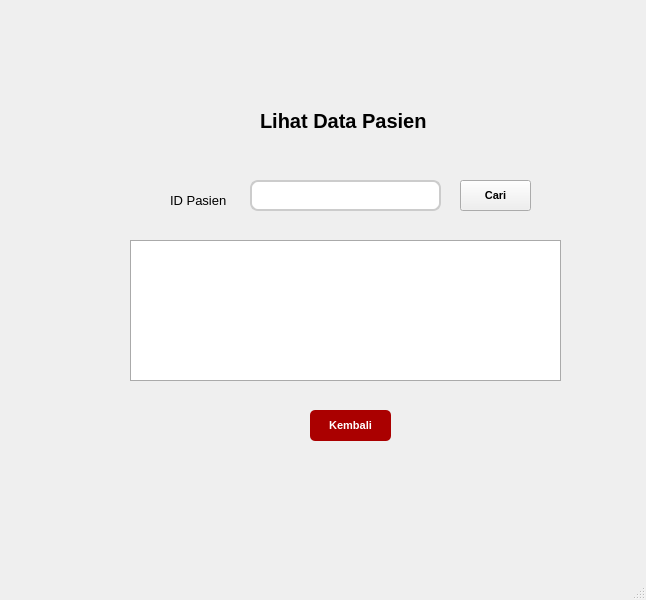
Above: lihat_data_pasien.ui from naylasalsdev-project/SudiKasusUAS before the change. Below: the same form after it.
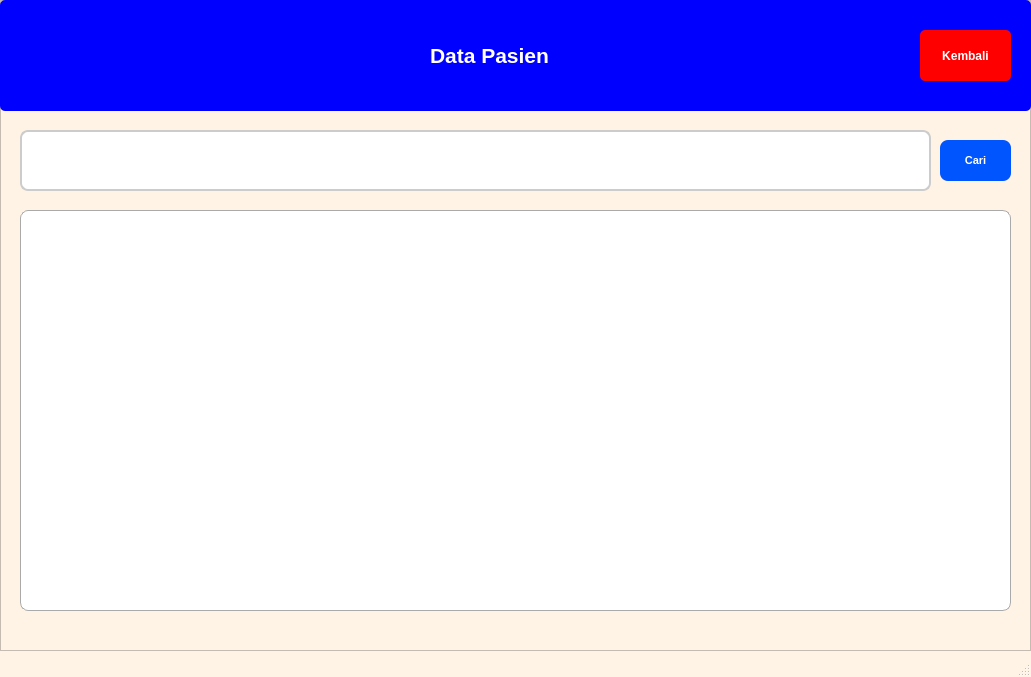
That is the form after the change.

Patch:
```diff
--- a/lihat_data_pasien.ui
+++ b/lihat_data_pasien.ui
@@ -6,41 +6,101 @@
    <rect>
     <x>0</x>
     <y>0</y>
-    <width>646</width>
-    <height>600</height>
+    <width>1031</width>
+    <height>677</height>
    </rect>
   </property>
   <property name="windowTitle">
    <string>MainWindow</string>
   </property>
+  <property name="styleSheet">
+   <string notr="true">QMainWindow {
+    background-color: rgb(255, 243, 229);          
+}</string>
+  </property>
   <widget class="QWidget" name="centralwidget">
-   <widget class="QLabel" name="label">
+   <property name="styleSheet">
+    <string notr="true">QWidget {
+    background-color: rgb(255, 243, 229);          
+}</string>
+   </property>
+   <widget class="QFrame" name="frame">
     <property name="geometry">
      <rect>
-      <x>260</x>
-      <y>90</y>
-      <width>251</width>
+      <x>0</x>
+      <y>0</y>
+      <width>1031</width>
+      <height>651</height>
+     </rect>
+    </property>
+    <property name="styleSheet">
+     <string notr="true">QFrame {
+    background-color: rgb(255, 243, 229);          
+}</string>
+    </property>
+    <property name="frameShape">
+     <enum>QFrame::StyledPanel</enum>
+    </property>
+    <property name="frameShadow">
+     <enum>QFrame::Raised</enum>
+    </property>
+    <widget class="QPushButton" name="pushButton">
+     <property name="geometry">
+      <rect>
+       <x>940</x>
+       <y>140</y>
+       <width>71</width>
+       <height>41</height>
+      </rect>
+     </property>
+     <property name="font">
+      <font>
+       <pointsize>8</pointsize>
+       <weight>75</weight>
+       <bold>true</bold>
+      </font>
+     </property>
+     <property name="styleSheet">
+      <string notr="true">QPushButton {
+    background-color: rgb(0, 85, 255);
+	border-radius: 8px;
+	color: white
+}</string>
+     </property>
+     <property name="text">
+      <string>Cari</string>
+     </property>
+    </widget>
+    <widget class="QLineEdit" name="lineEdit">
+     <property name="geometry">
+      <rect>
+       <x>20</x>
+       <y>130</y>
+       <width>911</width>
       <height>61</height>
      </rect>
     </property>
     <property name="font">
      <font>
-      <pointsize>15</pointsize>
-      <weight>75</weight>
-      <bold>true</bold>
-     </font>
-    </property>
-    <property name="text">
-     <string>Lihat Data Pasien</string>
+       <pointsize>-1</pointsize>
+      </font>
+     </property>
+     <property name="styleSheet">
+      <string notr="true">padding: 6px;
+background: white;
+border: 2px solid #ccc;
+border-radius: 8px;
+font-size: 14px;
+</string>
     </property>
    </widget>
    <widget class="QTableWidget" name="tableWidget">
     <property name="geometry">
      <rect>
-      <x>130</x>
-      <y>240</y>
-      <width>431</width>
-      <height>141</height>
+       <x>20</x>
+       <y>210</y>
+       <width>991</width>
+       <height>401</height>
      </rect>
     </property>
     <property name="font">
@@ -54,6 +114,7 @@
     border: 1px solid #aaa;
     gridline-color: #777;
     font-size: 14px;
+	border-radius: 8px;
 }
 
 QHeaderView::section {
@@ -77,97 +138,74 @@
      <bool>true</bool>
     </property>
    </widget>
-   <widget class="QPushButton" name="pushButton_2">
+    <widget class="QWidget" name="widget" native="true">
     <property name="geometry">
      <rect>
-      <x>310</x>
-      <y>410</y>
-      <width>81</width>
-      <height>31</height>
-     </rect>
-    </property>
-    <property name="font">
-     <font>
-      <pointsize>8</pointsize>
-      <weight>75</weight>
-      <bold>true</bold>
-     </font>
-    </property>
+       <x>0</x>
+       <y>0</y>
+       <width>1031</width>
+       <height>111</height>
+      </rect>
+     </property>
     <property name="styleSheet">
-     <string notr="true">QPushButton {
-    background-color: rgb(170, 0, 0);
-    color: white;
-    border-radius: 5px;   
-    padding: 6px;           
+      <string notr="true">QWidget {
+    background-color: rgb(0, 0, 255);
+	border-radius: 5px        
 }</string>
+     </property>
+     <widget class="QLabel" name="label_3">
+      <property name="geometry">
+       <rect>
+        <x>430</x>
+        <y>30</y>
+        <width>161</width>
+        <height>51</height>
+       </rect>
+      </property>
+      <property name="font">
+       <font>
+        <pointsize>16</pointsize>
+        <weight>75</weight>
+        <bold>true</bold>
+       </font>
+      </property>
+      <property name="styleSheet">
+       <string notr="true">QLabel {
+	color : white
+	}</string>
+      </property>
+      <property name="text">
+       <string>Data Pasien</string>
+      </property>
+     </widget>
+     <widget class="QPushButton" name="pushButton_5">
+      <property name="geometry">
+       <rect>
+        <x>920</x>
+        <y>30</y>
+        <width>91</width>
+        <height>51</height>
+       </rect>
+      </property>
+      <property name="font">
+       <font>
+        <pointsize>9</pointsize>
+        <weight>75</weight>
+        <bold>true</bold>
+       </font>
+      </property>
+      <property name="styleSheet">
+       <string notr="true">QPushButton {
+   background-color: rgb(255, 0, 0);
+   color: white;    
+   border-radius: 5px;   
+   padding: 6px;}</string>
     </property>
     <property name="text">
      <string>Kembali</string>
     </property>
    </widget>
-   <widget class="QLineEdit" name="lineEdit">
-    <property name="geometry">
-     <rect>
-      <x>250</x>
-      <y>180</y>
-      <width>191</width>
-      <height>31</height>
-     </rect>
-    </property>
-    <property name="font">
-     <font>
-      <pointsize>-1</pointsize>
-     </font>
-    </property>
-    <property name="styleSheet">
-     <string notr="true">padding: 6px;
-background: white;
-border: 2px solid #ccc;
-border-radius: 8px;
-font-size: 14px;
-</string>
-    </property>
-   </widget>
-   <widget class="QLabel" name="label_2">
-    <property name="geometry">
-     <rect>
-      <x>170</x>
-      <y>190</y>
-      <width>71</width>
-      <height>20</height>
-     </rect>
-    </property>
-    <property name="font">
-     <font>
-      <pointsize>10</pointsize>
-     </font>
-    </property>
-    <property name="text">
-     <string>ID Pasien</string>
-    </property>
-   </widget>
-   <widget class="QPushButton" name="pushButton">
-    <property name="geometry">
-     <rect>
-      <x>460</x>
-      <y>180</y>
-      <width>71</width>
-      <height>31</height>
-     </rect>
-    </property>
-    <property name="font">
-     <font>
-      <pointsize>8</pointsize>
-      <weight>75</weight>
-      <bold>true</bold>
-     </font>
-    </property>
-    <property name="styleSheet">
-     <string notr="true"/>
-    </property>
-    <property name="text">
-     <string>Cari</string>
-    </property>
+    </widget>
    </widget>
   </widget>
   <widget class="QMenuBar" name="menubar">
```
Left out of the diff: 4 changed lines with no effect on the pictures. Lines whose indentation alone changed are shown as unchanged.
